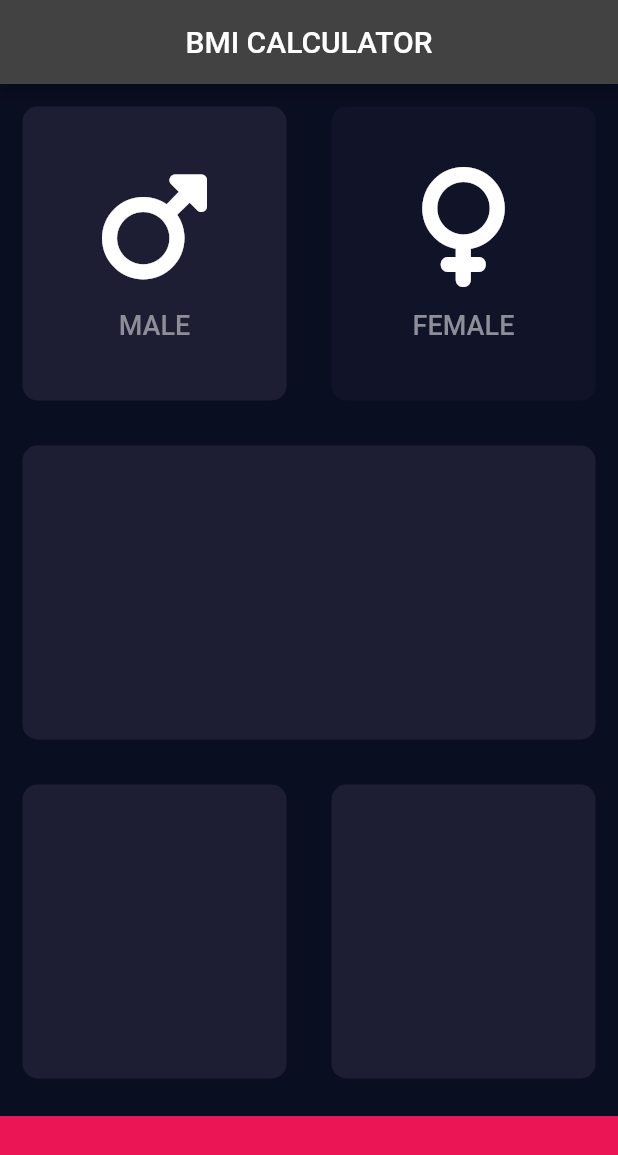
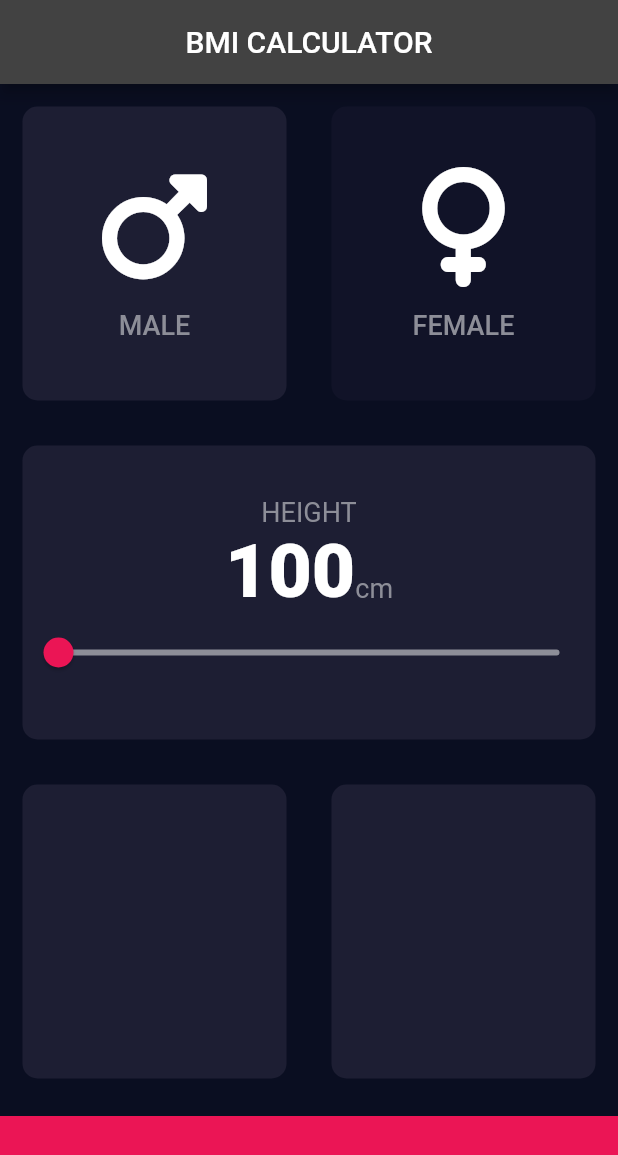
Before and after one commit to Avinash174/bmi_calculator, a Flutter app: the screen it shows after launch, after a tap on "MALE", on a phone screen of 412 x 824 dp. Shown: the top 1155 px of the screen. Run offline on Flutter 3.47's test engine with Material 2 defaults, Android fonts, the phone set to English and light mode, and no system bars; our stand-ins replace font_awesome_flutter.

Commit message:
New Changes Added

```diff
--- /dev/null
+++ b/lib/constant.dart
@@ -0,0 +1,13 @@
+import 'package:flutter/material.dart';
+
+const bottomContainerHeight = 80.0;
+const activeCardColor = Color(0xFF1D1E33);
+const inactiveColor = Color(0xFF111328);
+const bottomContainerColor = Color(0xFFEB1555);
+
+const labelStyle = TextStyle(
+  fontSize: 18.0,
+  color: Color(0xFF8D8E98),
+);
+
+const numberStyle = TextStyle(fontSize: 50.0, fontWeight: FontWeight.w900);
--- a/lib/input_page.dart
+++ b/lib/input_page.dart
@@ -2,40 +2,44 @@ import 'package:flutter/material.dart';
 import 'package:font_awesome_flutter/font_awesome_flutter.dart';
 import 'reusable.dart';
 import 'icon_content.dart';
+import 'constant.dart';
 
 
-const bottomContainerHeight=80.0;
-const activeCardColor=Color(0xFF1D1E33);
-const inactiveColor=Color(0xFF111328);
-const bottomContainerColor=Color(0xFFEB1555);
+
+enum Gender {
+  male,
+  female,
+}
+
 class InputPage extends StatefulWidget {
   @override
   _InputPageState createState() => _InputPageState();
 }
 
 class _InputPageState extends State<InputPage> {
-  Color malecardColor=inactiveColor;
-  Color femaleCardColor=inactiveColor;
+  int height=100;
+  Color malecardColor = inactiveColor;
+  Color femaleCardColor = inactiveColor;
 
-  void updateColor(int gender){
-    if(gender==1){
-      if(malecardColor==inactiveColor) {
+  void updateColor(Gender selectGender) {
+    if (selectGender == Gender.male) {
+      if (malecardColor == inactiveColor) {
         malecardColor = activeCardColor;
-        femaleCardColor=inactiveColor;
-      }else{
-        malecardColor=inactiveColor;
-
+        femaleCardColor = inactiveColor;
+      } else {
+        malecardColor = inactiveColor;
       }
     }
-    if(gender==2){
-      if(femaleCardColor==inactiveColor){
-        femaleCardColor=activeCardColor;
-        malecardColor=inactiveColor;
-      }else{
-        femaleCardColor=inactiveColor;
+    if (selectGender == Gender.female) {
+      if (femaleCardColor == inactiveColor) {
+        femaleCardColor = activeCardColor;
+        malecardColor = inactiveColor;
+      } else {
+        femaleCardColor = inactiveColor;
       }
     }
   }
+
   @override
   Widget build(BuildContext context) {
     return Scaffold(
@@ -44,19 +48,20 @@ class _InputPageState extends State<InputPage> {
         centerTitle: true,
       ),
       body: Column(
+        crossAxisAlignment: CrossAxisAlignment.stretch,
         children: [
           Expanded(
             child: Row(
               children: [
                 Expanded(
                   child: GestureDetector(
-                    onTap: (){
+                    onTap: () {
                       setState(() {
-                        updateColor(1);
+                        updateColor(Gender.male);
                       });
                     },
                     child: Reusable(
-                      color:malecardColor,
+                      color: malecardColor,
                       cardChild: IconContent(
                         icon: FontAwesomeIcons.mars,
                         label: 'MALE',
@@ -66,9 +71,9 @@ class _InputPageState extends State<InputPage> {
                 ),
                 Expanded(
                   child: GestureDetector(
-                    onTap: (){
+                    onTap: () {
                       setState(() {
-                        updateColor(2);
+                        updateColor(Gender.female);
                       });
                     },
                     child: Reusable(
@@ -86,9 +91,37 @@ class _InputPageState extends State<InputPage> {
           Expanded(
               child: Reusable(
             color: activeCardColor,
-            cardChild: Row(
+            cardChild: Column(
+              mainAxisAlignment: MainAxisAlignment.center,
               children: [
+                Text(
+                  'HEIGHT',
+                  style: labelStyle,
+                ),
+                Row(
+                  mainAxisAlignment: MainAxisAlignment.center,
+                  crossAxisAlignment: CrossAxisAlignment.baseline,
+                  textBaseline: TextBaseline.alphabetic,
+                  children: [
+                    Text(height.toString(), style: numberStyle),
+                    Text(
+                      'cm',
+                      style: labelStyle,
+                    )
+                  ],
+                ) ,
+                Slider(value: height.toDouble(),
+                    min: 120.0,
+                    max: 200.0,
+                    activeColor: Color(0xFFEB1555),
+                    inactiveColor: Color(0xFF8D8E98),
 
+                    onChanged: (double newValue){
+
+                      setState(() {
+                       height=newValue.round();
+                      });
+                    }),
               ],
             ),
           )),
@@ -116,6 +149,6 @@ class _InputPageState extends State<InputPage> {
           ),
         ],
       ),
-    );
+      );
   }
 }
```
